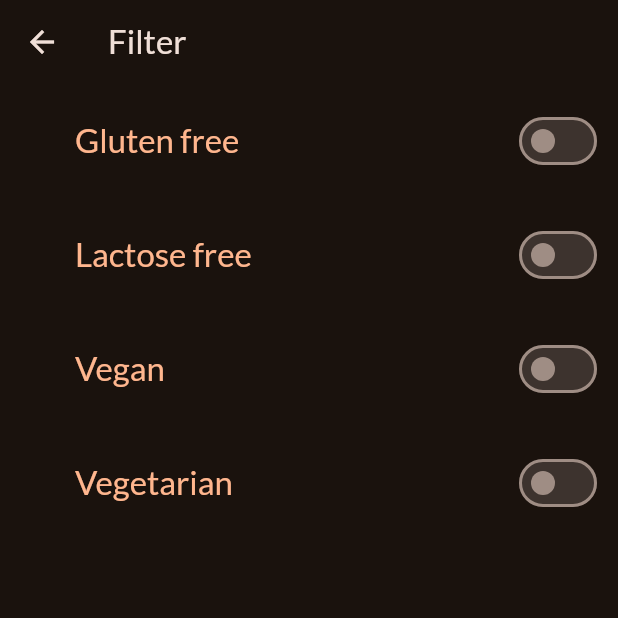
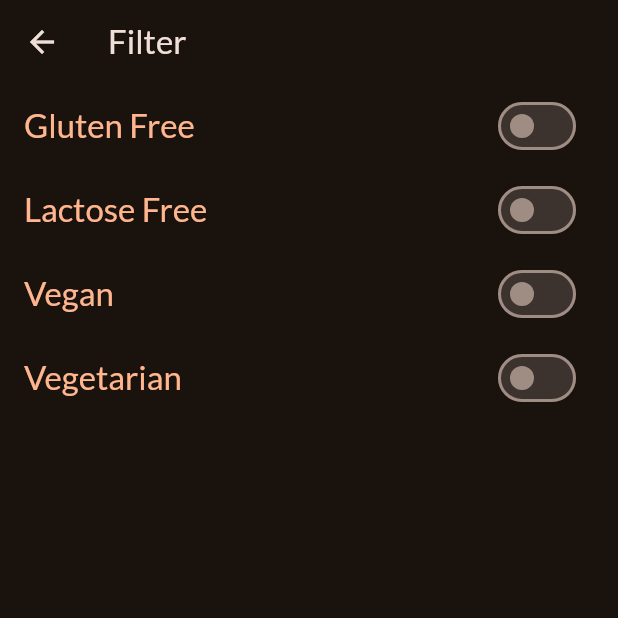
Before and after one commit to divyansh1583/Meals-App, a Flutter app: the FilterScreen screen opened directly, on a phone screen of 412 x 824 dp, the top half of it. Run offline on Flutter 3.47's test engine with Material 2 defaults, Android fonts, the phone set to English and light mode, and no system bars; our stand-ins replace google_fonts, transparent_image.

Commit message:
App Completed

```diff
--- a/lib/screens/filter_screen.dart
+++ b/lib/screens/filter_screen.dart
@@ -1,12 +1,23 @@
 import 'package:flutter/material.dart';
+import 'package:meals_app/data/meal_list.dart';
 import 'package:meals_app/models/meal_model.dart';
-import '../data/meal_list.dart';
+import 'package:meals_app/screens/category_screen.dart';
+import 'package:meals_app/widgets/filter_tile.dart';
 
-bool isGlutenChanged = false;
-bool isLactoseChanged = false;
-bool isVeganChanged = false;
-bool isVegetarianChanged = false;
-List<Meal> filteredList = filteredList = mealsList;
+// bool isGlutenChanged = false;
+// bool isLactoseChanged = false;
+// bool isVeganChanged = false;
+// bool isVegetarianChanged = false;
+
+var kInitialValues = {
+  FilterType.glutenFree: false,
+  FilterType.lactoseFree: false,
+  FilterType.vegan: false,
+  FilterType.vegetarian: false,
+};
+var selectedValues = kInitialValues;
+
+List<Meal> filteredList = mealsList;
 
 class FilterScreen extends StatefulWidget {
   const FilterScreen({
@@ -18,143 +29,60 @@ class FilterScreen extends StatefulWidget {
 }
 
 class _FilterScreenState extends State<FilterScreen> {
-  void filter(FilterType filterType) {
-    if (filterType == FilterType.glutenFree) {
-      filteredList = filteredList.where((meals) => meals.isGlutenFree).toList();
-    } else if (filterType == FilterType.lactoseFree) {
-      filteredList =
-          filteredList.where((meals) => meals.isLactoseFree).toList();
-    } else if (filterType == FilterType.vegan) {
-      filteredList = filteredList.where((meals) => meals.isVegan).toList();
-    } else if (filterType == FilterType.vegetarian) {
-      filteredList = filteredList.where((meals) => meals.isVegetarian).toList();
-    }
-  }
-
-  void unfilter(FilterType filterType) {
-    setState(() {
-      if (filterType == FilterType.glutenFree) {
-        filteredList = mealsList.where((meal) => !meal.isGlutenFree).toList();
-      } else if (filterType == FilterType.lactoseFree) {
-        filteredList = mealsList.where((meal) => !meal.isLactoseFree).toList();
-      } else if (filterType == FilterType.vegan) {
-        filteredList = mealsList.where((meal) => !meal.isVegan).toList();
-      } else if (filterType == FilterType.vegetarian) {
-        filteredList = mealsList.where((meal) => !meal.isVegetarian).toList();
-      }
-    });
-  }
-
+  bool isFilterOff = false;
   @override
   Widget build(BuildContext context) {
     return Scaffold(
       appBar: AppBar(
         title: const Text("Filter"),
       ),
-      body: ListView(
-        children: [
-          //gluten
-          ListTile(
-            contentPadding: const EdgeInsets.all(10),
-            leading: const SizedBox(width: 5),
-            title: Text(
-              "Gluten free",
-              style: Theme.of(context)
-                  .textTheme
-                  .titleLarge!
-                  .copyWith(color: Theme.of(context).colorScheme.primary),
+      body: WillPopScope(
+        onWillPop: () async {
+          Navigator.of(context).push(
+            MaterialPageRoute(
+              builder: (context) => const CategoryScreen(),
             ),
-            trailing: Switch(
-              value: isGlutenChanged,
-              onChanged: (value) {
-                setState(() {
-                  isGlutenChanged = value;
-                });
-                if (isGlutenChanged) {
-                  filter(FilterType.glutenFree);
-                } else {
-                  unfilter(FilterType.glutenFree);
-                }
-              },
+          );
+          return false;
+        },
+        child: ListView(
+          children: const [
+
+            const FilterTile(
+              filterType: FilterType.glutenFree,
+              title: "Gluten Free",
             ),
-          ),
-          //lactose
-          ListTile(
-            contentPadding: const EdgeInsets.all(10),
-            leading: const SizedBox(width: 5),
-            title: Text(
-              "Lactose free",
-              style: Theme.of(context)
-                  .textTheme
-                  .titleLarge!
-                  .copyWith(color: Theme.of(context).colorScheme.primary),
+            const FilterTile(
+              filterType: FilterType.lactoseFree,
+              title: "Lactose Free",
             ),
-            trailing: Switch(
-              value: isLactoseChanged,
-              onChanged: (value) {
-                setState(() {
-                  isLactoseChanged = value;
-                });
-                if (isLactoseChanged) {
-                  filter(FilterType.lactoseFree);
-                } else {
-                  unfilter(FilterType.lactoseFree);
-                }
-              },
+            const FilterTile(
+              filterType: FilterType.vegan,
+              title: "Vegan",
             ),
-          ),
-          //vegan
-          ListTile(
-            contentPadding: const EdgeInsets.all(10),
-            leading: const SizedBox(width: 5),
-            title: Text(
-              "Vegan",
-              style: Theme.of(context)
-                  .textTheme
-                  .titleLarge!
-                  .copyWith(color: Theme.of(context).colorScheme.primary),
+            const FilterTile(
+              filterType: FilterType.vegetarian,
+              title: "Vegetarian",
             ),
-            trailing: Switch(
-              value: isVeganChanged,
-              onChanged: (value) {
-                setState(() {
-                  isVeganChanged = value;
-                });
-                if (isVeganChanged) {
-                  filter(FilterType.vegan);
-                } else {
-                  unfilter(FilterType.vegan);
-                }
-              },
-            ),
-          ),
-          // vegetarian
-          ListTile(
-            contentPadding: const EdgeInsets.all(10),
-            leading: const SizedBox(width: 5),
-            title: Text(
-              "Vegetarian",
-              style: Theme.of(context)
-                  .textTheme
-                  .titleLarge!
-                  .copyWith(color: Theme.of(context).colorScheme.primary),
-            ),
-            trailing: Switch(
-              value: isVegetarianChanged,
-              onChanged: (value) {
-                setState(() {
-                  isVegetarianChanged = value;
-                });
-                if (isVegetarianChanged) {
-                  filter(FilterType.vegetarian);
-                } else {
-                  unfilter(FilterType.vegetarian);
-                }
-              },
-            ),
-          ),
-          const SizedBox(height: 5),
-        ],
+            // TextButton(
+            //   onPressed: () {
+            //     setState(() {
+            //       filteredList = filteredList;
+            //     });
+            //   },
+            //   child: const Text('Refresh'),
+            // ),
+            // ListView(
+            //   shrinkWrap: true,
+            //   children: filteredList.map((meals) {
+            //     return Text(
+            //       meals.title,
+            //       style: const TextStyle(color: Colors.white),
+            //     );
+            //   }).toList(),
+            // ),
+          ],
+        ),
       ),
     );
   }
--- /dev/null
+++ b/lib/widgets/filter_tile.dart
@@ -0,0 +1,60 @@
+import 'package:flutter/material.dart';
+import 'package:meals_app/models/meal_model.dart';
+import 'package:meals_app/screens/filter_screen.dart';
+
+import '../data/meal_list.dart';
+
+class FilterTile extends StatefulWidget {
+  const FilterTile({
+    super.key,
+    required this.title,
+    required this.filterType,
+  });
+  final String title;
+  final FilterType filterType;
+
+  @override
+  State<FilterTile> createState() => _FilterTileState();
+}
+
+void filter() {
+  filteredList = mealsList.where(
+    (meals) {
+      if (selectedValues[FilterType.glutenFree]! && !meals.isGlutenFree) {
+        return false;
+      }
+      if (selectedValues[FilterType.lactoseFree]! && !meals.isLactoseFree) {
+        return false;
+      }
+      if (selectedValues[FilterType.vegan]! && !meals.isVegan) {
+        return false;
+      }
+      if (selectedValues[FilterType.vegetarian]! && !meals.isVegetarian) {
+        return false;
+      }
+      return true;
+    },
+  ).toList();
+}
+
+class _FilterTileState extends State<FilterTile> {
+  @override
+  Widget build(BuildContext context) {
+    return SwitchListTile(
+      title: Text(
+        widget.title,
+        style: Theme.of(context)
+            .textTheme
+            .titleLarge!
+            .copyWith(color: Theme.of(context).colorScheme.primary),
+      ),
+      value: selectedValues[widget.filterType]!,
+      onChanged: (value) {
+        setState(() {
+          selectedValues[widget.filterType] = value;
+          filter();
+        });
+      },
+    );
+  }
+}
--- a/lib/widgets/main_drawer.dart
+++ b/lib/widgets/main_drawer.dart
@@ -72,7 +72,7 @@ class _MainDrawerState extends State<MainDrawer> {
               ));
             },
           ),
-          //
+
         ],
       ),
     );
--- a/lib/widgets/meals_items.dart
+++ b/lib/widgets/meals_items.dart
@@ -46,7 +46,7 @@ class MealItems extends StatelessWidget {
               right: 0,
               left: 0,
               child: Container(
-                color: Colors.black45,
+                color: Colors.black87,
                 padding: const EdgeInsets.symmetric(vertical: 7),
                 child: Column(
                   crossAxisAlignment: CrossAxisAlignment.center,
```
Also changed, not shown: lib/models/meal_model.dart (+5 -4 lines), lib/screens/tabs_screen.dart (+8 -8 lines), lib/widgets/category_items.dart (+31 -3 lines), lib/widgets/favouraite_button.dart (+22 -3 lines).
